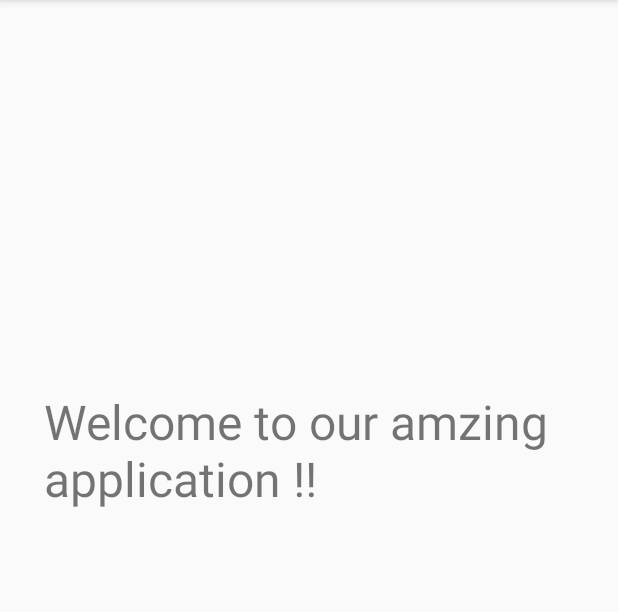
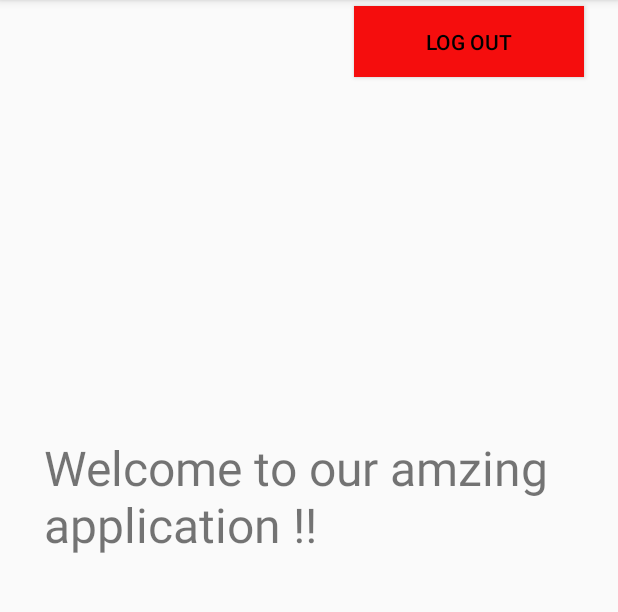
Before and after one commit to DanBeladev/SmartFeederApp, an Android app: the HomeActivity screen opened directly, with no data from a screen before it, on a phone screen of 412 x 824 dp, the part 84-696 px from its top. Run offline under Robolectric (Android 15) with nearby library versions, the phone set to English and light mode, and no system bars; our stand-ins replace Firebase (no records; nobody signed in at launch, a user with empty details on screens opened directly).

Commit message:
logout button option

```diff
--- a/app/src/main/java/com/example/firstapp/HomeActivity.kt
+++ b/app/src/main/java/com/example/firstapp/HomeActivity.kt
@@ -1,12 +1,25 @@
 package com.example.firstapp
 
+import android.content.Intent
 import androidx.appcompat.app.AppCompatActivity
 import android.os.Bundle
+import android.widget.Button
+import com.google.firebase.auth.FirebaseAuth
 
 class HomeActivity : AppCompatActivity() {
 
+    val fbAuth = FirebaseAuth.getInstance()
     override fun onCreate(savedInstanceState: Bundle?) {
         super.onCreate(savedInstanceState)
         setContentView(R.layout.activity_home)
+
+
+        val logoutBtn = findViewById<Button>(R.id.logoutBtn)
+
+        logoutBtn.setOnClickListener {
+            fbAuth.signOut()
+            val signInPage = Intent(this,LoginActivity::class.java)
+            startActivity(signInPage)
+        }
     }
 }
--- a/app/src/main/res/layout/activity_home.xml
+++ b/app/src/main/res/layout/activity_home.xml
@@ -17,6 +17,19 @@
         app:layout_constraintEnd_toEndOf="parent"
         app:layout_constraintHorizontal_bias="0.592"
         app:layout_constraintStart_toStartOf="parent"
-        app:layout_constraintTop_toTopOf="parent"
+        app:layout_constraintTop_toBottomOf="@+id/logoutBtn"
         app:layout_constraintVertical_bias="0.406" />
+
+    <Button
+        android:id="@+id/logoutBtn"
+        android:layout_width="153dp"
+        android:layout_height="47dp"
+        android:layout_marginStart="236dp"
+        android:layout_marginLeft="236dp"
+        android:layout_marginTop="4dp"
+        android:background="#F50D0D"
+        android:text="Log out"
+        android:textColor="#000000"
+        app:layout_constraintStart_toStartOf="parent"
+        app:layout_constraintTop_toTopOf="parent" />
 </androidx.constraintlayout.widget.ConstraintLayout>
```
